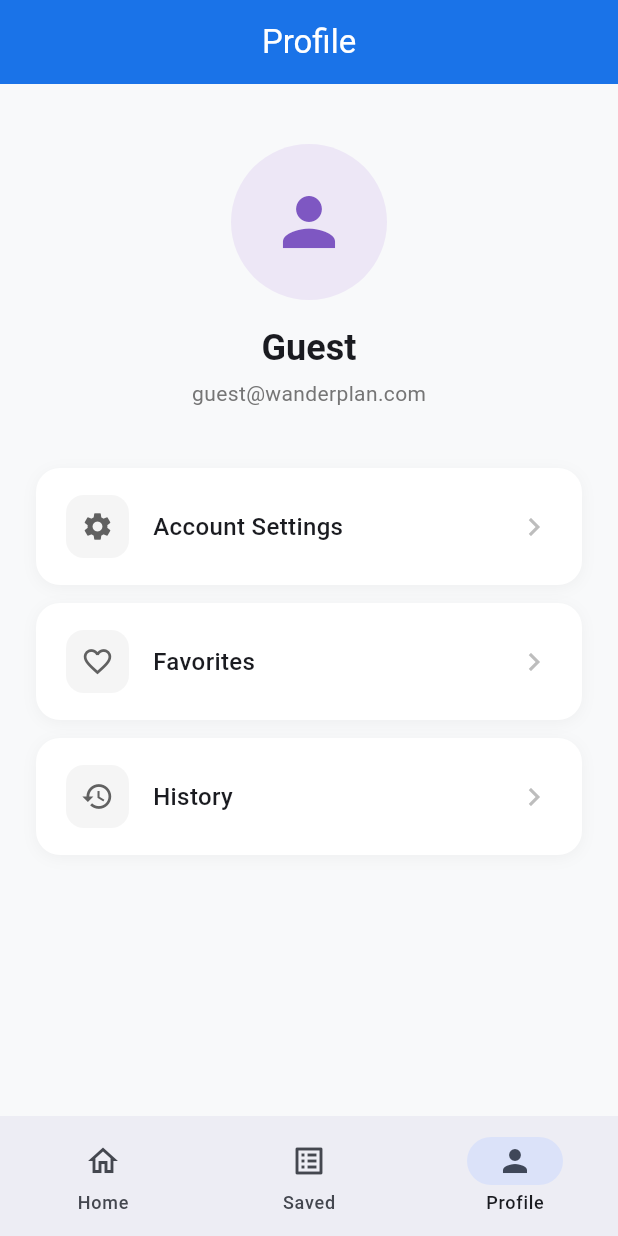
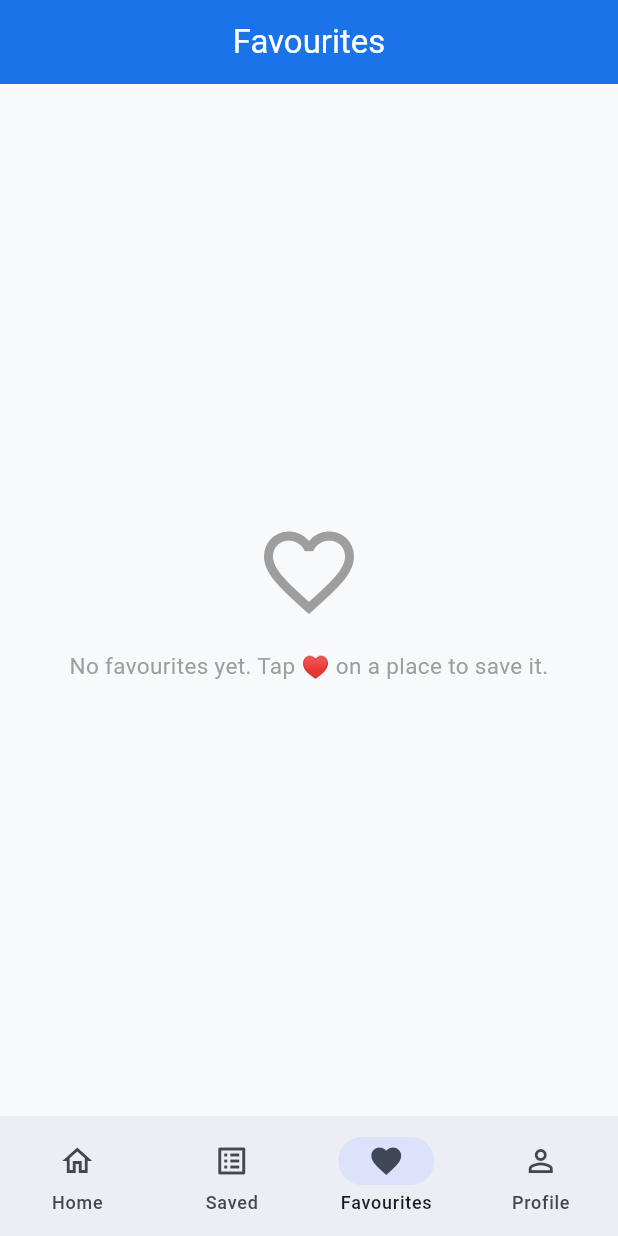
Before and after one commit to EngDawood/travel, a Flutter app: the ProfileScreen screen opened by its route, after a tap on "Favorites", on a phone screen of 412 x 824 dp. Run offline on Flutter 3.47's test engine with Material 3 defaults, Android fonts, the phone set to English and light mode, and no system bars; our stand-ins replace cached_network_image, flutter_rating_bar, go_router, shared_preferences, sqflite; accounts and stored records are empty; network calls fail; statements that could not run were skipped.

Commit message:
feat: add Favorites, History, and Saved Itinerary Detail screens
- Add FavoritesScreen (/favorites) with heart-toggle per place
- Add SavedItineraryDetailScreen (/saved/:id) loaded directly from DB
- Add HistoryScreen (/history) as read-only trip log
- Wire PreferencesService.toggleFavorite / isFavorite / getFavoriteIds
- Add heart IconButton to PlaceDetailScreen SliverAppBar
- Add Favourites tab (index 2) to bottom nav; Profile moves to index 3
- Wire Profile menu: Favorites → /favorites, History → /history
- Saved itineraries tap now pushes /saved/:id instead of /itinerary
- Add optional onTap to ItineraryTile and onPlaceTap to TimeSlotSection
- Make SavedItineraryTile.onDelete optional for read-only contexts

Co-Authored-By: Claude Sonnet 4.6 <noreply@anthropic.com>

```diff
--- a/lib/app.dart
+++ b/lib/app.dart
@@ -8,11 +8,14 @@ import 'providers/auth_provider.dart';
 import 'screens/shell_screen.dart';
 import 'screens/auth_screen.dart';
 import 'screens/city_search_screen.dart';
+import 'screens/favorites_screen.dart';
+import 'screens/history_screen.dart';
 import 'screens/preferences_screen.dart';
 import 'screens/places_list_screen.dart';
 import 'screens/place_detail_screen.dart';
 import 'screens/itinerary_screen.dart';
 import 'screens/saved_itineraries_screen.dart';
+import 'screens/saved_itinerary_detail_screen.dart';
 import 'screens/map_screen.dart';
 import 'screens/profile_screen.dart';
 import 'screens/account_settings_screen.dart';
@@ -49,7 +52,17 @@ final GoRouter _router = GoRouter(
             ),
           ],
         ),
-        // Tab 2: Profile
+        // Tab 2: Favourites
+        StatefulShellBranch(
+          routes: [
+            GoRoute(
+              path: '/favorites',
+              name: 'favorites',
+              builder: (context, state) => const FavoritesScreen(),
+            ),
+          ],
+        ),
+        // Tab 3: Profile
         StatefulShellBranch(
           routes: [
             GoRoute(
@@ -103,6 +116,18 @@ final GoRouter _router = GoRouter(
       name: 'map',
       builder: (context, state) => const MapScreen(),
     ),
+    GoRoute(
+      path: '/saved/:id',
+      name: 'savedDetail',
+      builder: (context, state) => SavedItineraryDetailScreen(
+        id: int.parse(state.pathParameters['id']!),
+      ),
+    ),
+    GoRoute(
+      path: '/history',
+      name: 'history',
+      builder: (context, state) => const HistoryScreen(),
+    ),
   ],
 );
 
--- /dev/null
+++ b/lib/screens/favorites_screen.dart
@@ -0,0 +1,153 @@
+// lib/screens/favorites_screen.dart
+import 'package:cached_network_image/cached_network_image.dart';
+import 'package:flutter/material.dart';
+import 'package:go_router/go_router.dart';
+import 'package:provider/provider.dart';
+
+import '../models/place.dart';
+import '../services/api_service.dart';
+import '../services/database_helper.dart';
+import '../services/preferences_service.dart';
+import '../utils/helpers.dart';
+
+class FavoritesScreen extends StatefulWidget {
+  const FavoritesScreen({super.key});
+
+  @override
+  State<FavoritesScreen> createState() => _FavoritesScreenState();
+}
+
+class _FavoritesScreenState extends State<FavoritesScreen> {
+  final PreferencesService _prefs = PreferencesService();
+  final DatabaseHelper _db = DatabaseHelper.instance;
+
+  List<Place> _places = [];
+  bool _isLoading = true;
+
+  @override
+  void initState() {
+    super.initState();
+    WidgetsBinding.instance.addPostFrameCallback((_) => _load());
+  }
+
+  Future<void> _load() async {
+    setState(() => _isLoading = true);
+    final ids = await _prefs.getFavoriteIds();
+    final places = <Place>[];
+    for (final id in ids) {
+      final place = await _db.getPlace(id);
+      if (place != null) places.add(place);
+    }
+    if (mounted) {
+      setState(() {
+        _places = places;
+        _isLoading = false;
+      });
+    }
+  }
+
+  Future<void> _toggleFavorite(String placeId) async {
+    await _prefs.toggleFavorite(placeId);
+    await _load();
+  }
+
+  @override
+  Widget build(BuildContext context) {
+    return Scaffold(
+      appBar: AppBar(title: const Text('Favourites')),
+      body: _isLoading
+          ? const Center(child: CircularProgressIndicator())
+          : _places.isEmpty
+              ? _buildEmpty()
+              : RefreshIndicator(
+                  onRefresh: _load,
+                  child: ListView.builder(
+                    padding: const EdgeInsets.symmetric(vertical: 8),
+                    itemCount: _places.length,
+                    itemBuilder: (context, index) =>
+                        _FavoriteTile(
+                          place: _places[index],
+                          onTap: () => context.push('/place/${_places[index].placeId}').then((_) => _load()),
+                          onToggle: () => _toggleFavorite(_places[index].placeId),
+                        ),
+                  ),
+                ),
+    );
+  }
+
+  Widget _buildEmpty() {
+    return Center(
+      child: Column(
+        mainAxisSize: MainAxisSize.min,
+        children: const [
+          Icon(Icons.favorite_border, size: 72, color: Colors.grey),
+          SizedBox(height: 16),
+          Text(
+            'No favourites yet. Tap \u2665 on a place to save it.',
+            textAlign: TextAlign.center,
+            style: TextStyle(fontSize: 15, color: Colors.grey),
+          ),
+        ],
+      ),
+    );
+  }
+}
+
+class _FavoriteTile extends StatelessWidget {
+  final Place place;
+  final VoidCallback onTap;
+  final VoidCallback onToggle;
+
+  const _FavoriteTile({
+    required this.place,
+    required this.onTap,
+    required this.onToggle,
+  });
+
+  @override
+  Widget build(BuildContext context) {
+    final api = context.read<ApiService>();
+    return ListTile(
+      contentPadding:
+          const EdgeInsets.symmetric(horizontal: 16, vertical: 8),
+      leading: ClipRRect(
+        borderRadius: BorderRadius.circular(8),
+        child: place.photoReference != null
+            ? CachedNetworkImage(
+                imageUrl:
+                    api.getPhotoUrl(place.photoReference!, maxWidth: 80),
+                width: 64,
+                height: 64,
+                fit: BoxFit.cover,
+                placeholder: (_, __) => _placeholder(),
+                errorWidget: (_, __, ___) => _placeholder(),
+              )
+            : _placeholder(),
+      ),
+      title: Text(
+        place.name,
+        maxLines: 1,
+        overflow: TextOverflow.ellipsis,
+        style: const TextStyle(fontWeight: FontWeight.w600),
+      ),
+      subtitle: Text(
+        '${capitalize(place.category)} · ${place.rating.toStringAsFixed(1)} ★',
+        style: TextStyle(fontSize: 12, color: Colors.grey[600]),
+      ),
+      trailing: IconButton(
+        icon: const Icon(Icons.favorite, color: Colors.red),
+        onPressed: onToggle,
+      ),
+      onTap: onTap,
+    );
+  }
+
+  Widget _placeholder() {
+    return Container(
+      width: 64,
+      height: 64,
+      color: Colors.grey[200],
+      child: const Icon(Icons.image, color: Colors.grey),
+    );
+  }
+}
--- a/lib/screens/profile_screen.dart
+++ b/lib/screens/profile_screen.dart
@@ -61,13 +61,13 @@ class ProfileScreen extends StatelessWidget {
             _ProfileMenuItem(
               icon: Icons.favorite_outline,
               label: 'Favorites',
-              onTap: () {},
+              onTap: () => context.go('/favorites'),
             ),
             const SizedBox(height: 12),
             _ProfileMenuItem(
               icon: Icons.history,
               label: 'History',
-              onTap: () {},
+              onTap: () => context.push('/history'),
             ),
           ],
         ),
--- a/lib/screens/shell_screen.dart
+++ b/lib/screens/shell_screen.dart
@@ -31,6 +31,11 @@ class ShellScreen extends StatelessWidget {
             label: 'Saved',
           ),
           NavigationDestination(
+            icon: Icon(Icons.favorite_outline),
+            selectedIcon: Icon(Icons.favorite),
+            label: 'Favourites',
+          ),
+          NavigationDestination(
             icon: Icon(Icons.person_outline),
             selectedIcon: Icon(Icons.person),
             label: 'Profile',
--- a/lib/services/preferences_service.dart
+++ b/lib/services/preferences_service.dart
@@ -67,6 +67,44 @@ class PreferencesService {
     }
   }
 
+  // ── Favorites ──────────────────────────────────────────────────────────────
+  static const _keyFavorites = 'favorite_ids';
+
+  Future<List<String>> getFavoriteIds() async {
+    try {
+      final prefs = await SharedPreferences.getInstance();
+      return prefs.getStringList(_keyFavorites) ?? [];
+    } catch (e, stack) {
+      AppLogger.error('[Prefs] Failed to read favorites', error: e, stack: stack);
+      return [];
+    }
+  }
+
+  Future<bool> isFavorite(String placeId) async {
+    final ids = await getFavoriteIds();
+    return ids.contains(placeId);
+  }
+
+  /// Toggles favourite state. Returns new state (true = now favourited).
+  Future<bool> toggleFavorite(String placeId) async {
+    try {
+      final prefs = await SharedPreferences.getInstance();
+      final ids = prefs.getStringList(_keyFavorites) ?? [];
+      final nowFavorited = !ids.contains(placeId);
+      if (nowFavorited) {
+        ids.add(placeId);
+      } else {
+        ids.remove(placeId);
+      }
+      await prefs.setStringList(_keyFavorites, ids);
+      AppLogger.info('[Prefs] Toggled favorite placeId=$placeId → $nowFavorited');
+      return nowFavorited;
+    } catch (e, stack) {
+      AppLogger.error('[Prefs] Failed to toggle favorite', error: e, stack: stack);
+      return false;
+    }
+  }
+
   /// Clear session (logout).
   Future<void> clear() async {
     try {
--- a/lib/widgets/itinerary_tile.dart
+++ b/lib/widgets/itinerary_tile.dart
@@ -10,6 +10,7 @@ class ItineraryTile extends StatelessWidget {
   final Color slotColor;
   final bool isEditing;
   final VoidCallback? onRemove;
+  final VoidCallback? onTap;
 
   const ItineraryTile({
     super.key,
@@ -18,11 +19,13 @@ class ItineraryTile extends StatelessWidget {
     required this.slotColor,
     this.isEditing = false,
     this.onRemove,
+    this.onTap,
   });
 
   @override
   Widget build(BuildContext context) {
     return ListTile(
+      onTap: onTap,
       contentPadding: const EdgeInsets.symmetric(horizontal: 16, vertical: 4),
       leading: CircleAvatar(
         backgroundColor: slotColor.withValues(alpha: 0.15),
--- a/lib/widgets/time_slot_section.dart
+++ b/lib/widgets/time_slot_section.dart
@@ -9,6 +9,7 @@ class TimeSlotSection extends StatelessWidget {
   final List<Place> places;
   final bool isEditing;
   final void Function(Place)? onRemove;
+  final void Function(Place)? onPlaceTap;
 
   const TimeSlotSection({
     super.key,
@@ -16,6 +17,7 @@ class TimeSlotSection extends StatelessWidget {
     required this.places,
     this.isEditing = false,
     this.onRemove,
+    this.onPlaceTap,
   });
 
   IconData get _icon {
@@ -104,6 +106,7 @@ class TimeSlotSection extends StatelessWidget {
               slotColor: _color,
               isEditing: isEditing,
               onRemove: onRemove != null ? () => onRemove!(place) : null,
+              onTap: onPlaceTap != null ? () => onPlaceTap!(place) : null,
             );
           }),
         const Divider(height: 1),
```
Also changed, not shown: lib/screens/history_screen.dart (added, +80 -0 lines), lib/screens/place_detail_screen.dart (+20 -0 lines), lib/screens/saved_itineraries_screen.dart (+1 -6 lines), lib/screens/saved_itinerary_detail_screen.dart (added, +185 -0 lines), lib/widgets/saved_itinerary_tile.dart (+8 -6 lines).
